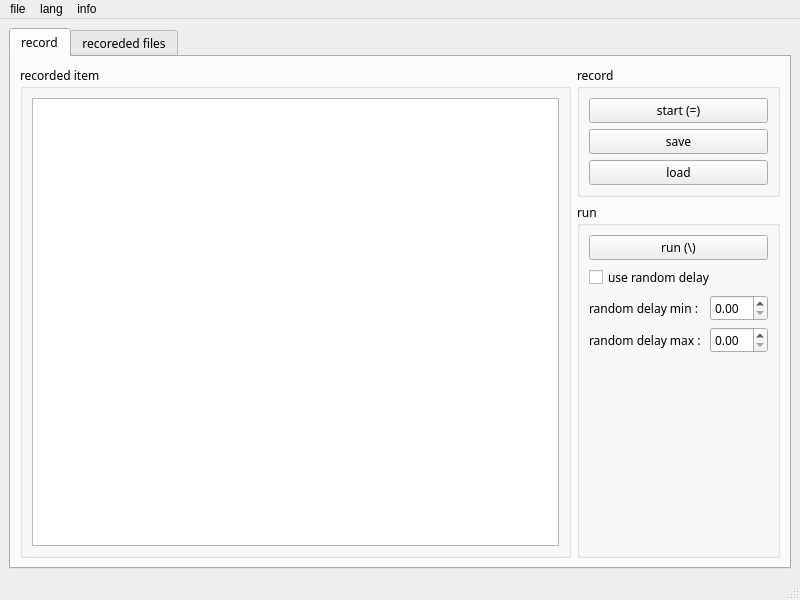
Qt form src/ui/main_form.ui (boa9448/record_mecro) before a commit.
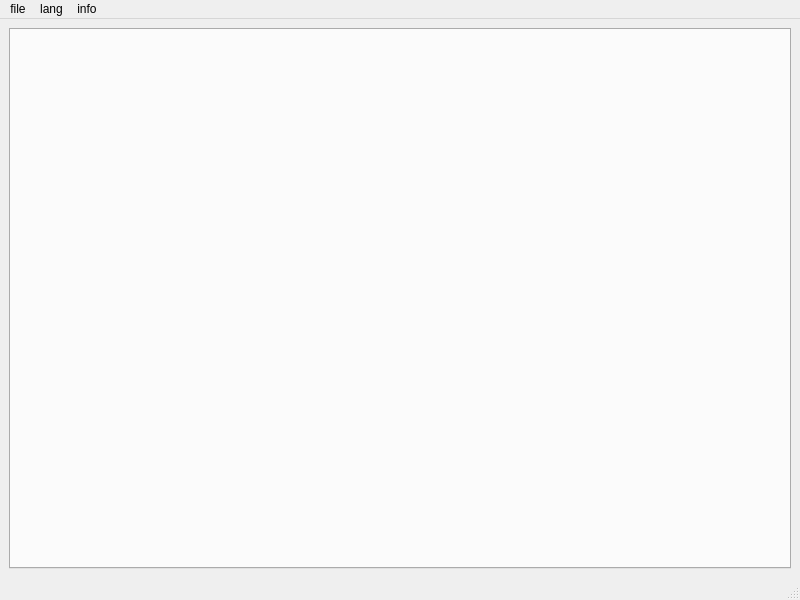
The same form after that commit.

```diff
--- a/src/ui/main_form.ui
+++ b/src/ui/main_form.ui
@@ -25,124 +25,6 @@
       <property name="currentIndex">
        <number>0</number>
       </property>
-      <widget class="QWidget" name="tab">
-       <attribute name="title">
-        <string>record</string>
-       </attribute>
-       <layout class="QGridLayout" name="gridLayout_3">
-        <item row="0" column="1">
-         <widget class="QGroupBox" name="groupBox_2">
-          <property name="title">
-           <string>record</string>
-          </property>
-          <layout class="QGridLayout" name="gridLayout_4">
-           <item row="2" column="0">
-            <widget class="QPushButton" name="record_load_btn">
-             <property name="text">
-              <string>load</string>
-             </property>
-            </widget>
-           </item>
-           <item row="1" column="0">
-            <widget class="QPushButton" name="record_save_btn">
-             <property name="text">
-              <string>save</string>
-             </property>
-            </widget>
-           </item>
-           <item row="0" column="0">
-            <widget class="QPushButton" name="record_start_btn">
-             <property name="text">
-              <string>start (=)</string>
-             </property>
-            </widget>
-           </item>
-          </layout>
-         </widget>
-        </item>
-        <item row="1" column="1">
-         <widget class="QGroupBox" name="groupBox_3">
-          <property name="title">
-           <string>run</string>
-          </property>
-          <layout class="QGridLayout" name="gridLayout_5">
-           <item row="2" column="0">
-            <layout class="QFormLayout" name="formLayout">
-             <item row="0" column="0">
-              <widget class="QLabel" name="label">
-               <property name="text">
-                <string>random delay min : </string>
-               </property>
-              </widget>
-             </item>
-             <item row="0" column="1">
-              <widget class="QDoubleSpinBox" name="ramdom_delay_min_spin"/>
-             </item>
-             <item row="1" column="0">
-              <widget class="QLabel" name="label_2">
-               <property name="text">
-                <string>random delay max : </string>
-               </property>
-              </widget>
-             </item>
-             <item row="1" column="1">
-              <widget class="QDoubleSpinBox" name="ramdom_delay_max_spin"/>
-             </item>
-            </layout>
-           </item>
-           <item row="3" column="0">
-            <spacer name="verticalSpacer">
-             <property name="orientation">
-              <enum>Qt::Vertical</enum>
-             </property>
-             <property name="sizeHint" stdset="0">
-              <size>
-               <width>20</width>
-               <height>141</height>
-              </size>
-             </property>
-            </spacer>
-           </item>
-           <item row="1" column="0">
-            <widget class="QCheckBox" name="use_random_delay_check">
-             <property name="text">
-              <string>use random delay</string>
-             </property>
-            </widget>
-           </item>
-           <item row="0" column="0">
-            <widget class="QPushButton" name="record_run_btn">
-             <property name="text">
-              <string>run (\)</string>
-             </property>
-            </widget>
-           </item>
-          </layout>
-         </widget>
-        </item>
-        <item row="0" column="0" rowspan="2">
-         <widget class="QGroupBox" name="groupBox">
-          <property name="title">
-           <string>recorded item</string>
-          </property>
-          <layout class="QGridLayout" name="gridLayout_2">
-           <item row="0" column="0">
-            <widget class="QListWidget" name="recorded_item_list">
-             <property name="selectionMode">
-              <enum>QAbstractItemView::ExtendedSelection</enum>
-             </property>
-            </widget>
-           </item>
-          </layout>
-         </widget>
-        </item>
-       </layout>
-      </widget>
-      <widget class="QWidget" name="tab_2">
-       <attribute name="title">
-        <string>recoreded files</string>
-       </attribute>
-      </widget>
      </widget>
     </item>
    </layout>
```
Left out of the diff: 2 changed lines with no effect on the pictures.
